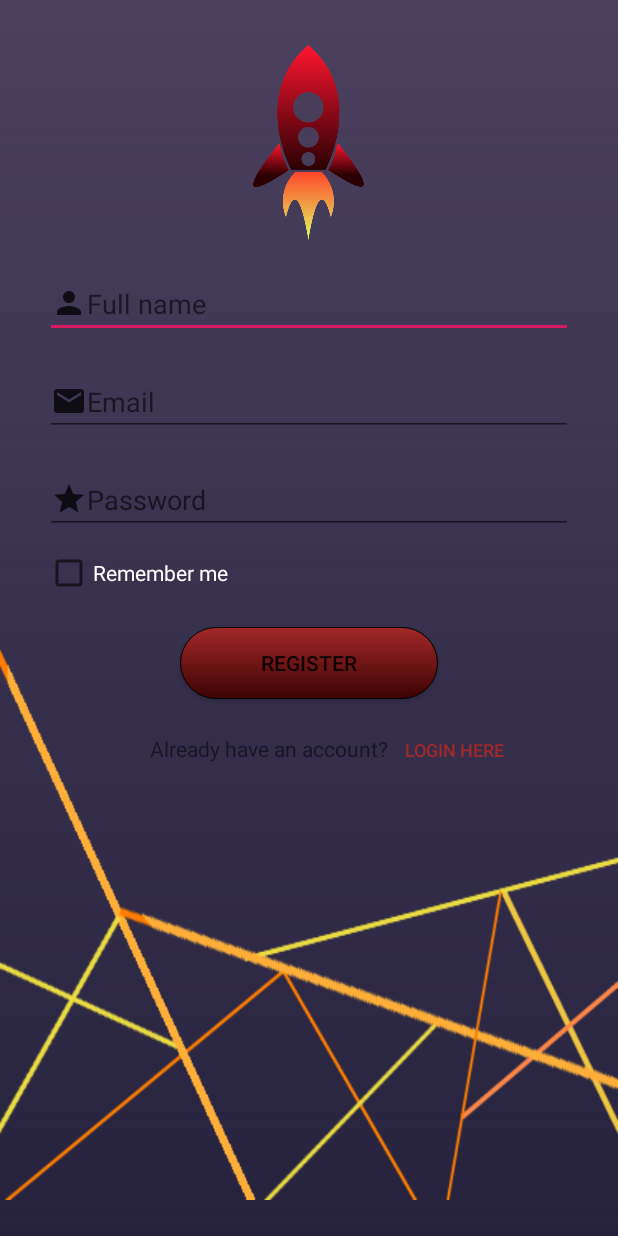
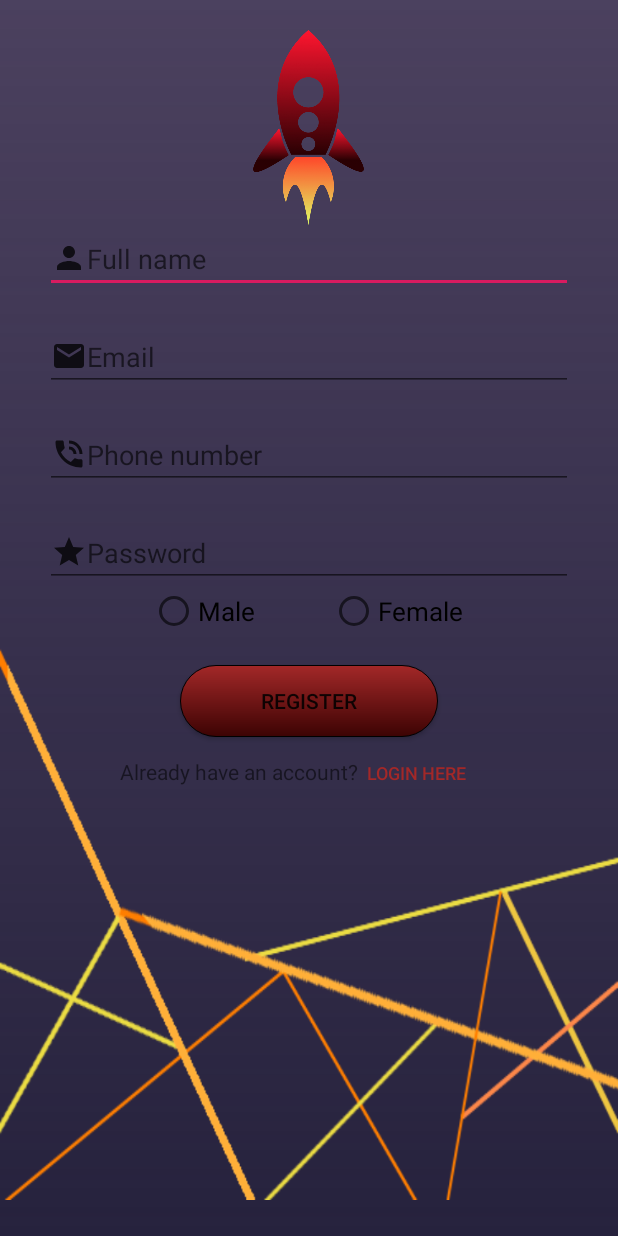
Before and after one commit to Ayazhan2001/Login_App, an Android app: the layout activity_main.xml on its own in the app's theme, with its tools: preview values and no code run, on a phone screen of 412 x 824 dp. Run offline under Robolectric (Android 15) with nearby library versions, the phone set to English and light mode, and no system bars.

Commit message:
Registration form

```diff
--- /dev/null
+++ b/app/src/main/res/drawable/ic_phone_in_talk_black_24dp.xml
@@ -0,0 +1,5 @@
+<vector android:alpha="0.76" android:height="24dp"
+    android:viewportHeight="24.0" android:viewportWidth="24.0"
+    android:width="24dp" xmlns:android="http://schemas.android.com/apk/res/android">
+    <path android:fillColor="#FF000000" android:pathData="M20,15.5c-1.25,0 -2.45,-0.2 -3.57,-0.57 -0.35,-0.11 -0.74,-0.03 -1.02,0.24l-2.2,2.2c-2.83,-1.44 -5.15,-3.75 -6.59,-6.59l2.2,-2.21c0.28,-0.26 0.36,-0.65 0.25,-1C8.7,6.45 8.5,5.25 8.5,4c0,-0.55 -0.45,-1 -1,-1L4,3c-0.55,0 -1,0.45 -1,1 0,9.39 7.61,17 17,17 0.55,0 1,-0.45 1,-1v-3.5c0,-0.55 -0.45,-1 -1,-1zM19,12h2c0,-4.97 -4.03,-9 -9,-9v2c3.87,0 7,3.13 7,7zM15,12h2c0,-2.76 -2.24,-5 -5,-5v2c1.66,0 3,1.34 3,3z"/>
+</vector>
--- a/app/src/main/res/layout/activity_main.xml
+++ b/app/src/main/res/layout/activity_main.xml
@@ -11,58 +11,84 @@
         android:layout_width="match_parent"
         android:layout_height="400dp"
         android:layout_marginTop="400dp"
-        android:background="@drawable/u"/>
+        android:background="@drawable/u"
+        android:contentDescription="TODO" />
 
     <LinearLayout
         android:layout_width="match_parent"
         android:layout_height="match_parent"
         android:orientation="vertical">
 
+
         <ImageView
             android:layout_width="150dp"
             android:layout_height="130dp"
             android:layout_gravity="center"
-            android:layout_marginTop="30dp"
+            android:layout_marginTop="20dp"
             android:src="@drawable/raketa"/>
 
         <EditText
-            android:id="@+id/name"
+            android:id="@+id/etName"
+            android:layout_marginTop="0dp"
             style="@style/Registration"
-            android:drawableLeft="@drawable/ic_person_black_24dp"
-            android:hint="Full name"
+            android:drawableStart="@drawable/ic_person_black_24dp"
+            android:hint="@string/full_name"
             android:inputType="textPersonName"/>
 
         <EditText
-            android:id="@+id/email"
+            android:id="@+id/etEmail"
             style="@style/Registration"
-            android:drawableLeft="@drawable/ic_email_black_24dp"
-            android:hint="Email"
+            android:drawableStart="@drawable/ic_email_black_24dp"
+            android:hint="@string/email"
             android:inputType="textEmailAddress"/>
 
         <EditText
-            android:id="@+id/password"
+            android:id="@+id/etPhoneNumber"
             style="@style/Registration"
-            android:drawableLeft="@drawable/ic_star_black_24dp"
-            android:hint="Password"/>
+            android:drawableStart="@drawable/ic_phone_in_talk_black_24dp"
+            android:hint="@string/phoneNumber"
+            android:inputType="textEmailAddress"
+            tools:ignore="TextFields" />
 
-        <CheckBox
-            android:id="@+id/check_box"
-            android:layout_width="wrap_content"
+        <EditText
+            android:id="@+id/etPassword"
+            style="@style/Registration"
+            android:drawableStart="@drawable/ic_star_black_24dp"
+            android:hint="@string/password"/>
+
+        <LinearLayout
+            android:layout_width="match_parent"
             android:layout_height="wrap_content"
-            android:layout_marginLeft="30dp"
-            android:layout_marginTop="10dp"
-            android:text="Remember me"
-            android:textColor="@color/white"/>
+            android:orientation="horizontal">
+
+            <RadioButton
+                android:id="@+id/radMale"
+                android:layout_width="wrap_content"
+                android:layout_height="wrap_content"
+                android:layout_marginStart="100dp"
+                android:text="@string/male"
+                android:textSize="17sp"/>
+
+            <RadioButton
+                android:id="@+id/radFemale"
+                android:layout_width="wrap_content"
+                android:layout_height="wrap_content"
+                android:layout_marginStart="50dp"
+                android:text="@string/female"
+                android:textSize="17sp"/>
+
+        </LinearLayout>
+
 
         <Button
-            android:id="@+id/register"
+            android:id="@+id/btnRegister"
             android:layout_width="match_parent"
             android:layout_height="wrap_content"
             android:layout_marginTop="20dp"
             android:gravity="center"
             android:layout_marginLeft="120dp"
             android:layout_marginRight="120dp"
-            android:text="Register"
+            android:text="@string/register"
             android:background="@drawable/radius"/>
 
         <LinearLayout
@@ -73,19 +99,18 @@
             <TextView
                 android:layout_width="wrap_content"
                 android:layout_height="wrap_content"
-                android:layout_marginTop="10dp"
-                android:layout_marginLeft="100dp"
+                android:layout_marginTop="0dp"
+                android:layout_marginStart="80dp"
                 android:text="@string/ask"/>
 
             <Button
-                android:id="@+id/login"
+                android:id="@+id/btnLogin"
                 android:layout_width="wrap_content"
                 android:layout_height="wrap_content"
-                android:layout_marginTop="10dp"
-                android:layout_marginLeft="0dp"
+                android:layout_marginTop="0dp"
+                android:layout_marginStart="-5dp"
                 android:text="@string/login"
-                android:padding="-50dp"
-                android:textSize="12dp"
+                android:textSize="12sp"
                 android:textColor="@color/end2"
                 android:background="@android:color/transparent"/>
         </LinearLayout>
--- a/app/src/main/res/values/strings.xml
+++ b/app/src/main/res/values/strings.xml
@@ -2,4 +2,12 @@
     <string name="app_name">My Application</string>
     <string name="login"> Login here </string>
     <string name="ask">Already have an account?</string>
+    <string name="email"> Email</string>
+    <string name="remember_me">Remember me</string>
+    <string name="register">Register</string>
+    <string name="password"> Password</string>
+    <string name="full_name"> Full name</string>
+    <string name="phoneNumber"> Phone number</string>
+    <string name="female">Female</string>
+    <string name="male">Male</string>
 </resources>
--- a/app/src/main/res/values/styles.xml
+++ b/app/src/main/res/values/styles.xml
@@ -15,6 +15,7 @@
         <item name="android:layout_marginLeft">30dp</item>
         <item name="android:layout_marginRight">30dp</item>
 
+
     </style>
     <style name="Login">
         <item name="android:layout_width">match_parent</item>
```
Also changed, not shown: app/src/main/AndroidManifest.xml (+6 -2 lines), app/src/main/java/com/example/myapplication/DatabaseStore.java (added, +43 -0 lines), app/src/main/java/com/example/myapplication/MainActivity.java (+68 -41 lines), app/src/main/res/layout/activity_database_store.xml (added, +9 -0 lines), app/src/main/java/com/example/myapplication/LoginActivity.java (line endings or trailing spaces).
